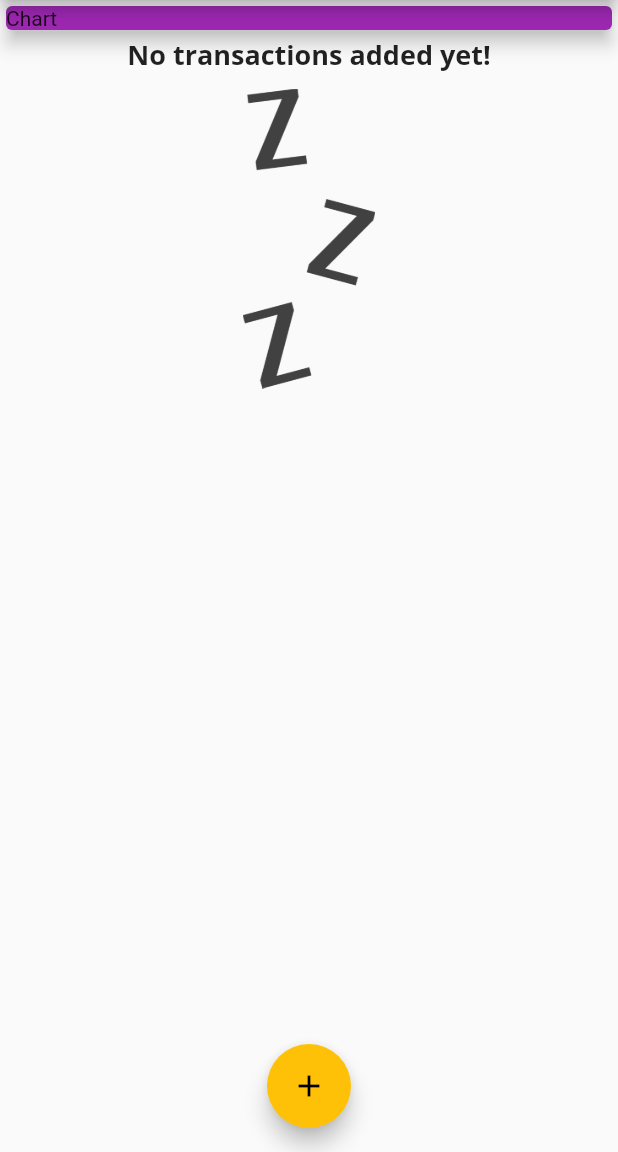
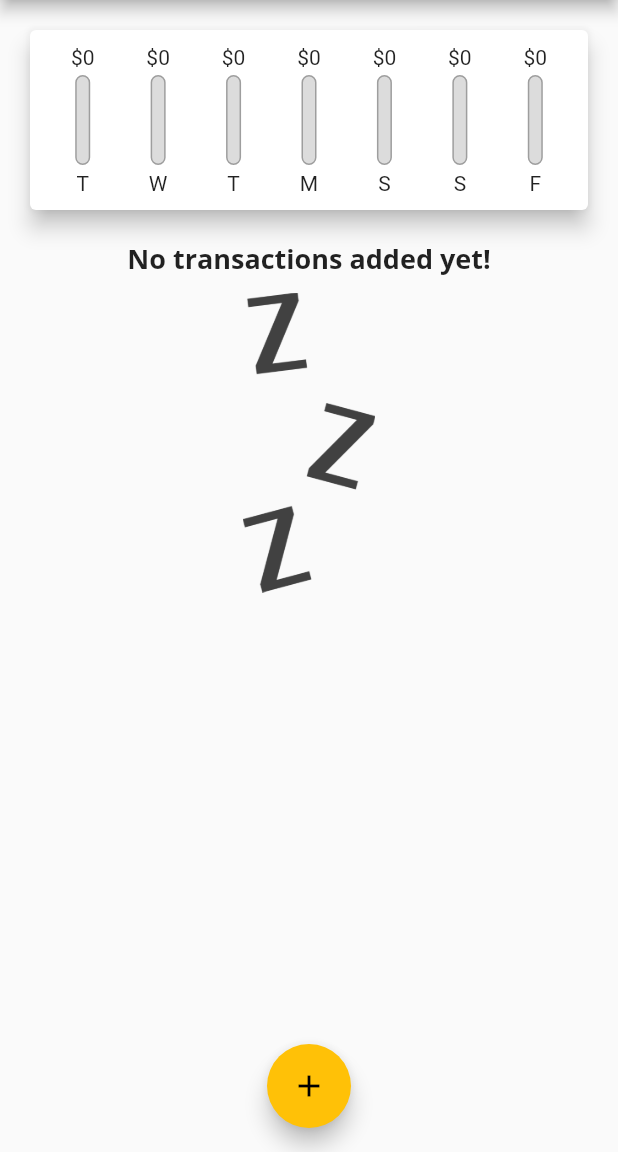
Before and after one commit to PatrizioG/flutter_personal_expense, a Flutter app: the screen it shows after launch, on a phone screen of 412 x 824 dp, the part 84-1236 px from its top. Run offline on Flutter 3.47's test engine with Material 2 defaults, Android fonts, the light colour scheme and no system bars.

Commit message:
Inserito chart

```diff
--- a/lib/main.dart
+++ b/lib/main.dart
@@ -1,5 +1,6 @@
 import 'package:flutter/cupertino.dart';
 import 'package:flutter/material.dart';
+import 'package:flutter_personal_expense/widgets/chart.dart';
 import 'package:flutter_personal_expense/widgets/new_transaction.dart';
 import 'package:flutter_personal_expense/widgets/transaction_list.dart';
 
@@ -55,6 +56,12 @@ class _MyHomePageState extends State<MyHomePage> {
     Transaction(id: "t2", title: "Spesa", amount: 35.75, date: DateTime.now()),*/
   ];
 
+  List<Transaction> get _recentTransactions {
+    return _transactions.where((tx) =>
+        tx.date.isAfter(DateTime.now().subtract(Duration(days: 7)))
+    ).toList();
+  }
+
   @override
   Widget build(BuildContext context) {
     return Scaffold(
@@ -72,14 +79,7 @@ class _MyHomePageState extends State<MyHomePage> {
         ),
         body: Column(
           children: [
-            Container(
-              width: double.infinity,
-              child: Card(
-                child: Text('Chart'),
-                color: Theme.of(context).primaryColor,
-                elevation: 5.0,
-              ),
-            ),
+            Chart(_recentTransactions),
             TransactionList(_transactions)
           ],
         ));
--- /dev/null
+++ b/lib/widgets/chart.dart
@@ -0,0 +1,65 @@
+import 'package:flutter/cupertino.dart';
+import 'package:flutter/material.dart';
+import 'package:flutter_personal_expense/models/transaction.dart';
+import 'package:flutter_personal_expense/widgets/chart_bar.dart';
+import 'package:intl/intl.dart';
+
+class Chart extends StatelessWidget {
+  final List<Transaction> recentTransactions;
+
+  const Chart(this.recentTransactions);
+
+  List<Map<String, Object>> get groupedTransactionValues {
+    return List.generate(7, (index) {
+      final weekDay = DateTime.now().subtract(Duration(days: index));
+
+      var totalSum = 0.0;
+
+      for (var tx in recentTransactions) {
+        if (tx.date.day == weekDay.day &&
+            tx.date.month == weekDay.month &&
+            tx.date.year == weekDay.year) {
+          totalSum += tx.amount;
+        }
+      }
+
+      return {
+        'day': DateFormat.E().format(weekDay).substring(0, 1),
+        'amount': totalSum
+      };
+    });
+  }
+
+  double get totalSpending {
+    return groupedTransactionValues.fold(0.0, (sum, item) {
+      return sum + (item['amount'] as double);
+    });
+  }
+
+  @override
+  Widget build(BuildContext context) {
+    print(groupedTransactionValues);
+    return Card(
+      elevation: 6,
+      margin: EdgeInsets.all(20),
+      child: Padding(
+        padding: EdgeInsets.all(10),
+        child: Row(
+          mainAxisAlignment: MainAxisAlignment.spaceAround,
+          children: groupedTransactionValues.map((tx) {
+            return Flexible(
+              fit: FlexFit.tight,
+              child: ChartBar(
+                tx['day'] as String,
+                tx['amount'] as double,
+                totalSpending == 0.0
+                    ? 0.0
+                    : (tx['amount'] as double) / totalSpending,
+              ),
+            );
+          }).toList(),
+        ),
+      )
+    );
+  }
+}
--- /dev/null
+++ b/lib/widgets/chart_bar.dart
@@ -0,0 +1,47 @@
+import 'package:flutter/material.dart';
+
+class ChartBar extends StatelessWidget {
+  final String label;
+  final double spendingAmount;
+  final double spendingPctOfTotal;
+
+  ChartBar(this.label, this.spendingAmount, this.spendingPctOfTotal);
+
+  @override
+  Widget build(BuildContext context) {
+    return Column(
+      children: [
+        FittedBox(
+          child: Text('\$${spendingAmount.toStringAsFixed(0)}'),
+        ),
+        SizedBox(height: 4,),
+        Container(
+          height: 60,
+          width: 10,
+          child: Stack(
+            children: [
+              Container(
+                decoration: BoxDecoration(
+                  border: Border.all(color: Colors.grey, width: 1.0),
+                  color: Color.fromRGBO(220, 220, 220, 1),
+                  borderRadius: BorderRadius.circular(10),
+                ),
+              ),
+              FractionallySizedBox(
+                heightFactor: spendingPctOfTotal,
+                child: Container(
+                  decoration: BoxDecoration(
+                    color: Theme.of(context).primaryColor,
+                    borderRadius: BorderRadius.circular(10),
+                  ),
+                ),
+              )
+            ],
+          ),
+        ),
+        SizedBox(height: 4,),
+        Text(label),
+      ],
+    );
+  }
+}
```
